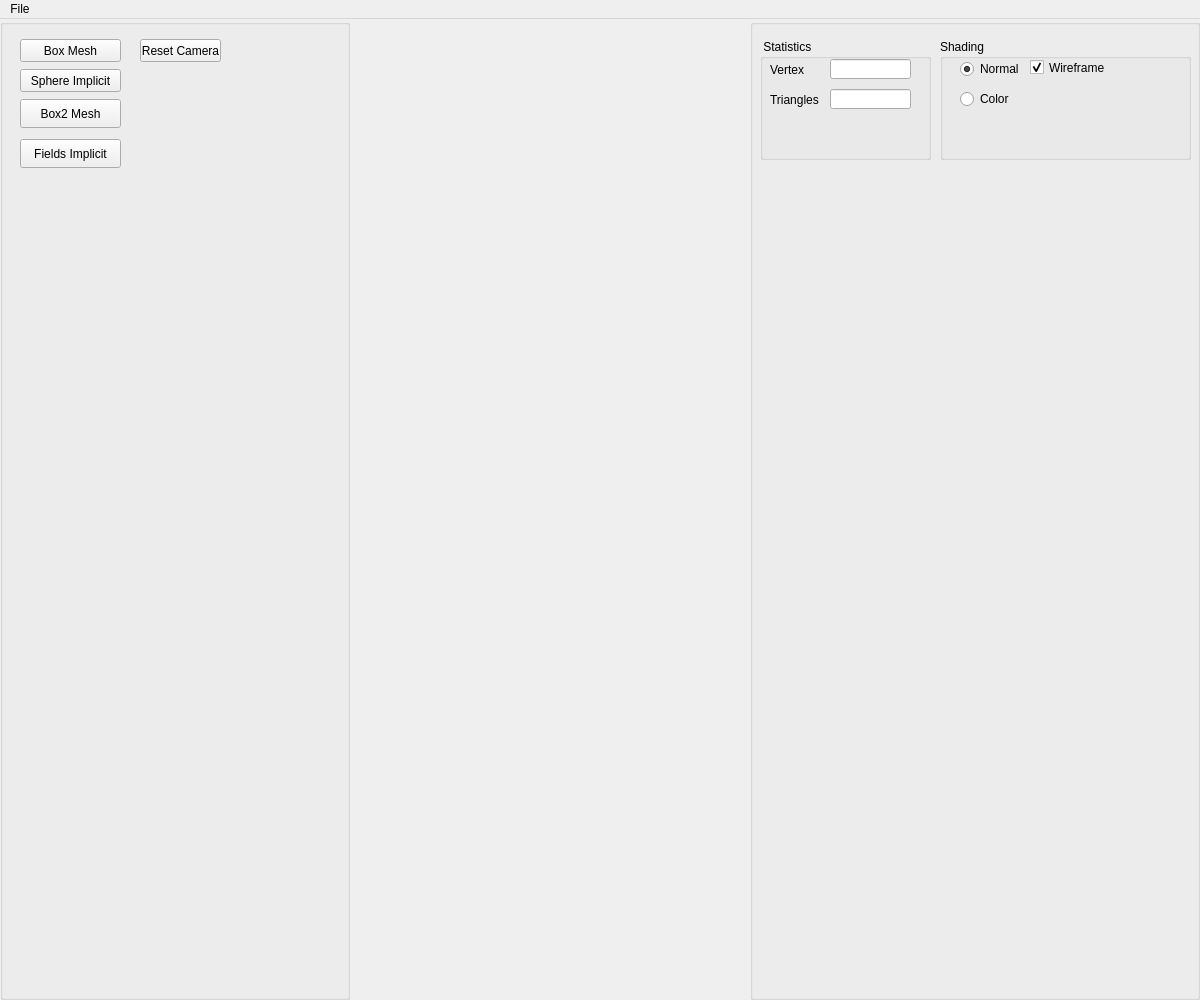
This is AppTinyMesh/UI/interface.ui in AliceMalosse/ProjetMMV as Qt 5 draws it before an edit. The edited form follows.
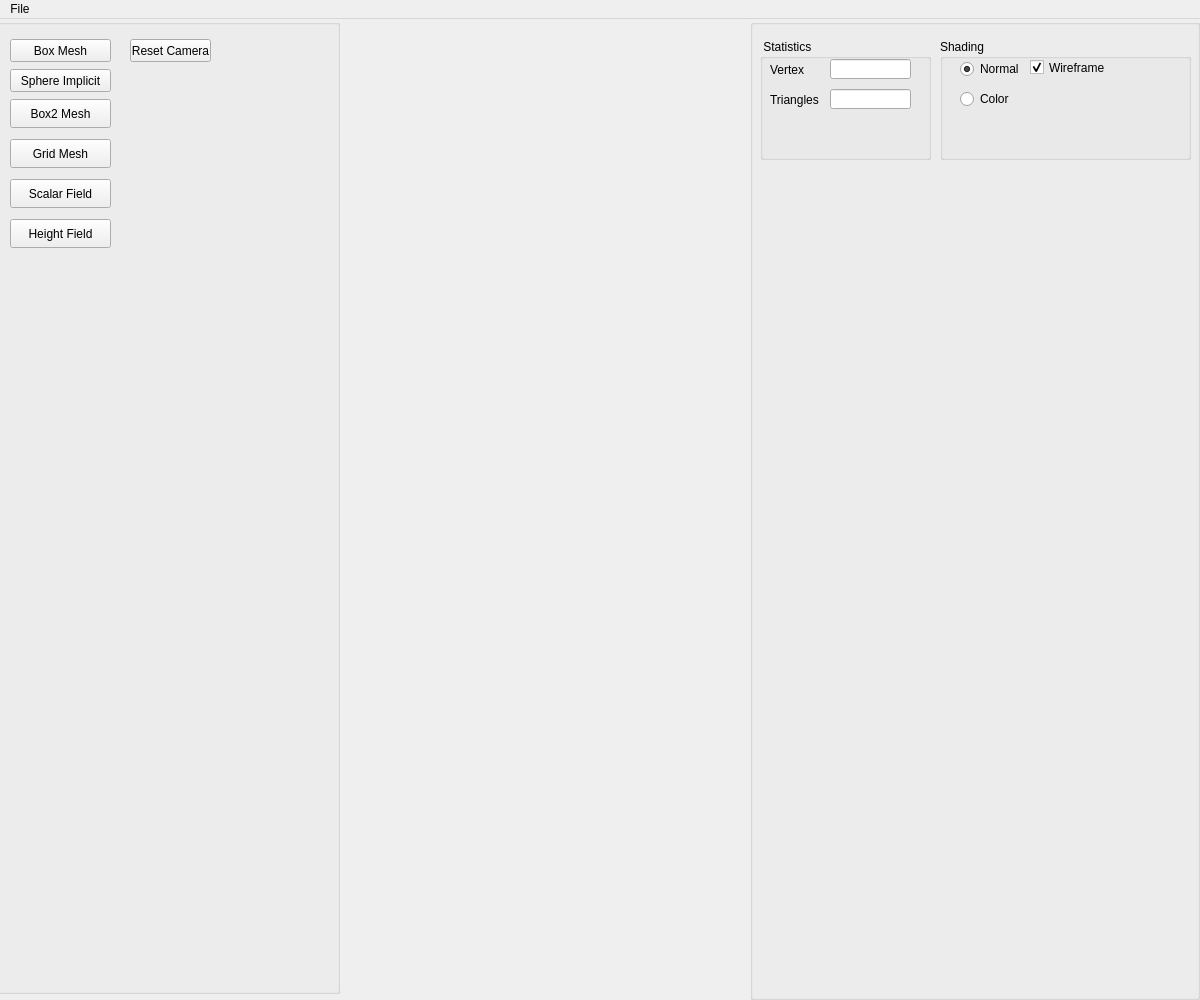
This is the edited form.

The edit to the form file:
```diff
--- a/AppTinyMesh/UI/interface.ui
+++ b/AppTinyMesh/UI/interface.ui
@@ -37,10 +37,19 @@
      <number>0</number>
     </property>
     <item>
+     <widget class="QWidget" name="widget_GL" native="true">
      <widget class="QGroupBox" name="Objects_groupBox">
       <property name="enabled">
        <bool>true</bool>
       </property>
+       <property name="geometry">
+        <rect>
+         <x>-10</x>
+         <y>0</y>
+         <width>350</width>
+         <height>975</height>
+        </rect>
+       </property>
       <property name="sizePolicy">
        <sizepolicy hsizetype="Fixed" vsizetype="Minimum">
         <horstretch>0</horstretch>
@@ -132,17 +141,17 @@
         <bool>false</bool>
        </property>
       </widget>
-      <widget class="QPushButton" name="fieldsImplicit">
+       <widget class="QPushButton" name="scalarField">
        <property name="geometry">
         <rect>
          <x>20</x>
-         <y>120</y>
+          <y>160</y>
          <width>101</width>
          <height>29</height>
         </rect>
        </property>
        <property name="text">
-        <string>Fields Implicit</string>
+         <string>Scalar Field</string>
        </property>
       </widget>
       <widget class="QPushButton" name="box2Mesh">
@@ -158,10 +167,34 @@
         <string>Box2 Mesh</string>
        </property>
       </widget>
-     </widget>
-    </item>
-    <item>
-     <widget class="QWidget" name="widget_GL" native="true"/>
+       <widget class="QPushButton" name="gridMesh">
+        <property name="geometry">
+         <rect>
+          <x>20</x>
+          <y>120</y>
+          <width>101</width>
+          <height>29</height>
+         </rect>
+        </property>
+        <property name="text">
+         <string>Grid Mesh</string>
+        </property>
+       </widget>
+       <widget class="QPushButton" name="heightField">
+        <property name="geometry">
+         <rect>
+          <x>20</x>
+          <y>200</y>
+          <width>101</width>
+          <height>29</height>
+         </rect>
+        </property>
+        <property name="text">
+         <string>Height Field</string>
+        </property>
+       </widget>
+      </widget>
+     </widget>
     </item>
     <item>
      <widget class="QGroupBox" name="Parameters_groupBox">
```
Lines whose indentation alone changed are shown as unchanged.
